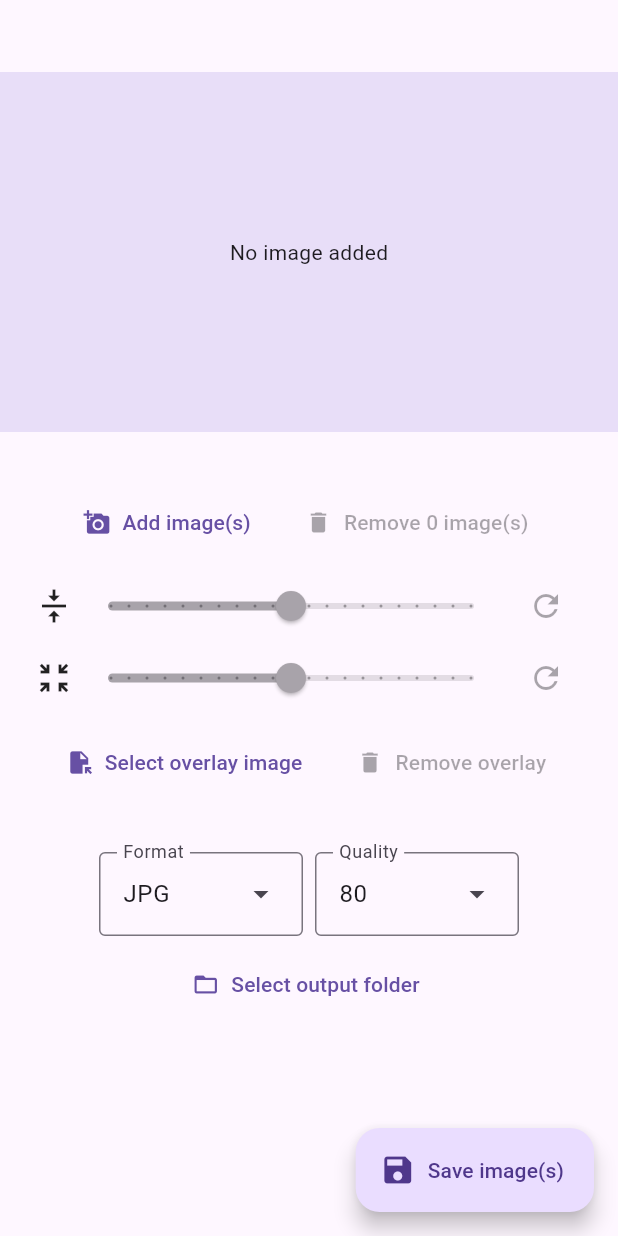
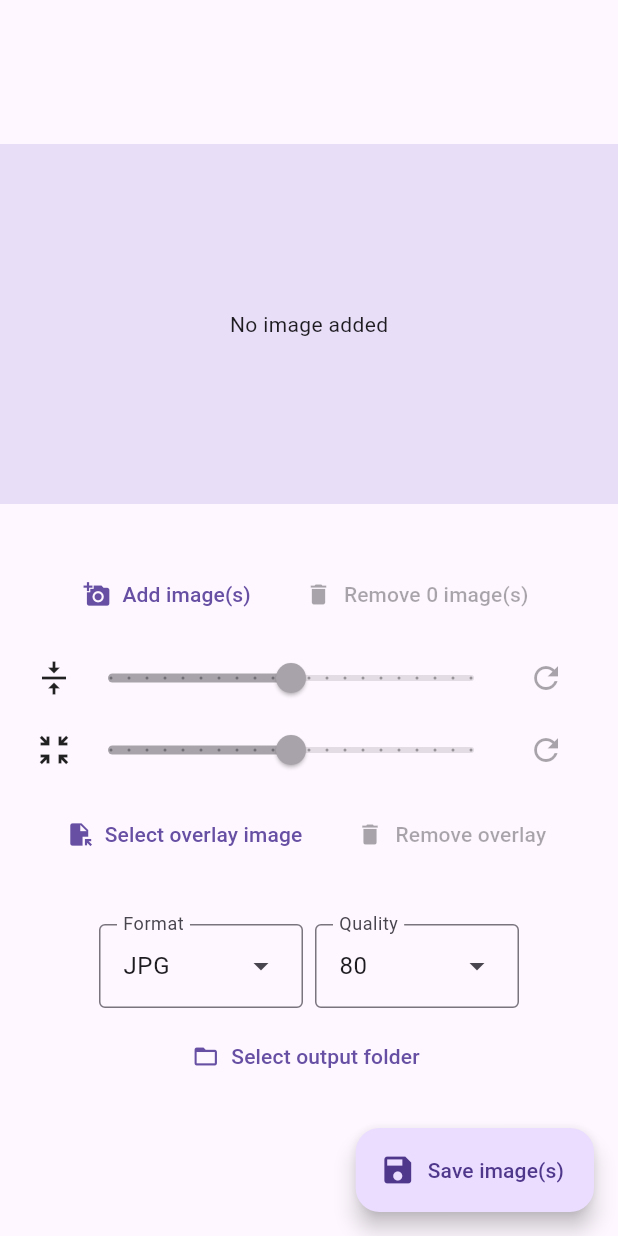
Before and after one commit to SeaDve/bulk_overlay, a Flutter app: the screen it shows after launch, on a phone screen of 412 x 824 dp. Run offline on Flutter 3.47's test engine with Material 3 defaults, Android fonts, the phone set to English and light mode, and no system bars; our stand-ins replace file_picker, freezed_annotation; missing offline and left inert: jpeg_encode, window_manager.

Commit message:
center scroll view

```diff
--- a/lib/ui/home.dart
+++ b/lib/ui/home.dart
@@ -44,7 +44,8 @@ class Home extends StatelessWidget {
           ),
         },
       ),
-      body: SingleChildScrollView(
+      body: Center(
+        child: SingleChildScrollView(
           padding: const EdgeInsets.symmetric(vertical: 48.0),
           child: Column(
             spacing: 36,
@@ -65,7 +66,9 @@ class Home extends StatelessWidget {
                           itemBuilder: (context, index) {
                             final imagePath = viewModel.getImagePathAt(index);
                             return Padding(
-                            padding: const EdgeInsets.symmetric(horizontal: 4),
+                              padding: const EdgeInsets.symmetric(
+                                horizontal: 4,
+                              ),
                               child: ImageTile(
                                 imagePath: imagePath!,
                                 imageIsSaved: viewModel.isImageSaved(imagePath),
@@ -142,7 +145,8 @@ class Home extends StatelessWidget {
                                     ? () =>
                                         viewModel.imageOptions = imageOptions
                                             .copyWith(
-                                            offset: ImageOptions.defaultOffset,
+                                              offset:
+                                                  ImageOptions.defaultOffset,
                                             )
                                     : null,
                           ),
@@ -276,6 +280,7 @@ class Home extends StatelessWidget {
             ],
           ),
         ),
+      ),
     );
   }
 }
```
Lines whose indentation alone changed are shown as unchanged.
